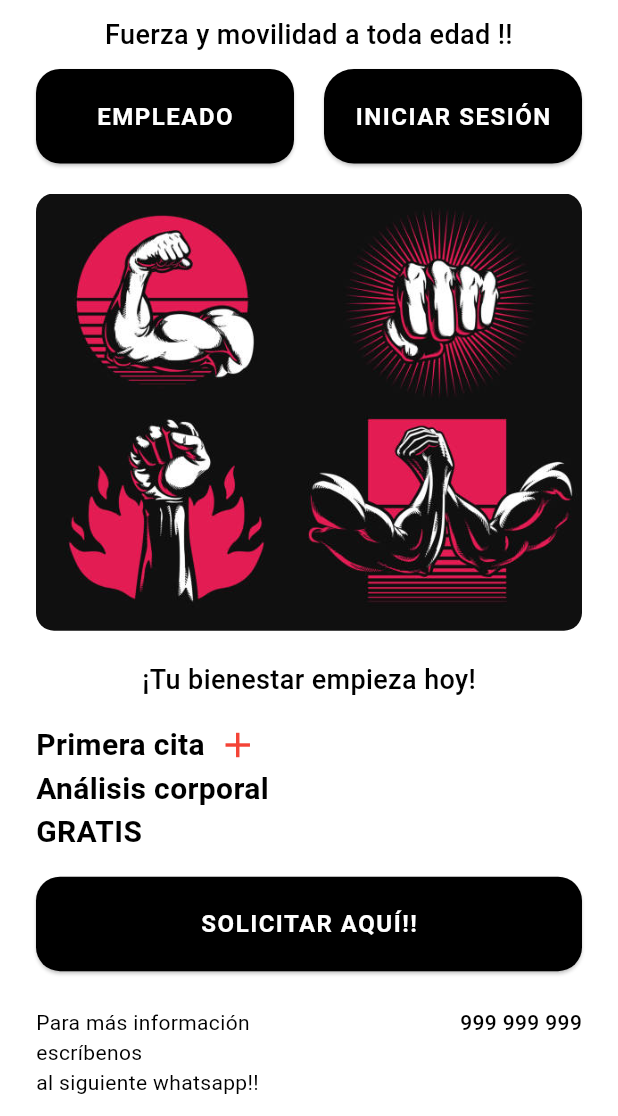
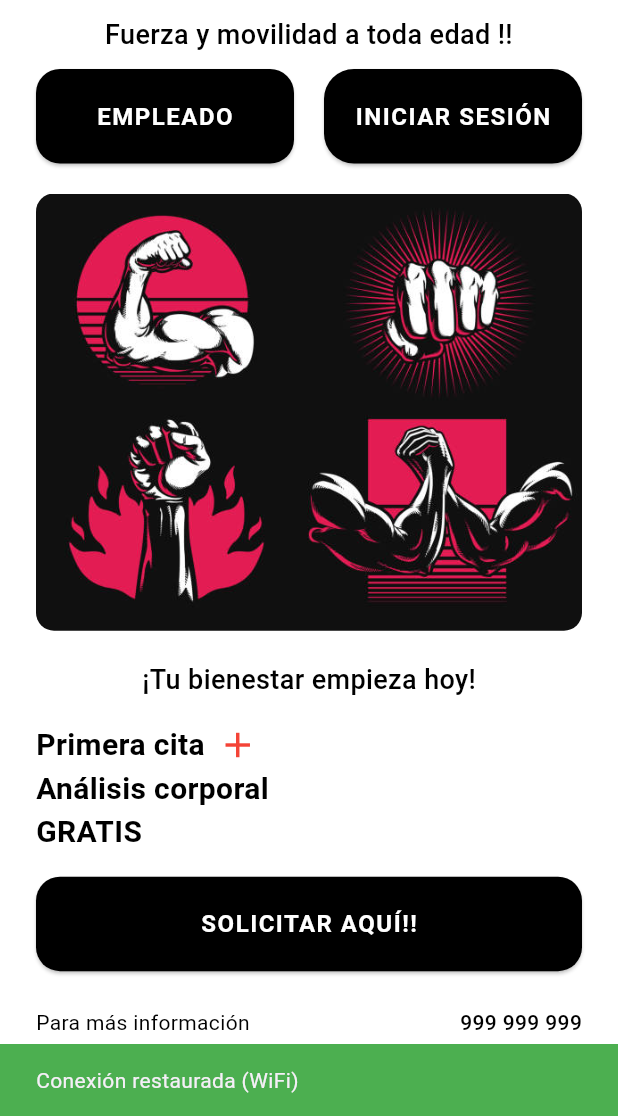
Before and after one commit to DevSaul17/Figthters_gym_app1, a Flutter app: the first screen one second after launch, on a phone screen of 412 x 824 dp, the part 120-1236 px from its top. Run offline on Flutter 3.47's test engine with Material 3 defaults, Android fonts, the light colour scheme and no system bars; our stand-ins replace cloud_firestore, connectivity_plus, firebase_auth, firebase_core, shared_preferences; accounts and stored records are empty; network calls fail; Roboto replaces fonts that are missing (Arial).

Commit message:
manejo de estados de conexion

```diff
--- a/lib/main.dart
+++ b/lib/main.dart
@@ -1,13 +1,23 @@
 import 'package:flutter/material.dart';
 import 'package:firebase_core/firebase_core.dart';
 import 'package:firebase_auth/firebase_auth.dart';
+import 'package:cloud_firestore/cloud_firestore.dart';
 import 'home_screen.dart';
 import 'constants.dart';
+import 'widgets/connectivity_wrapper.dart';
 
 Future<void> main() async {
   WidgetsFlutterBinding.ensureInitialized();
   try {
     await Firebase.initializeApp();
+
+    // Habilitar persistencia offline de Firestore
+    FirebaseFirestore.instance.settings = const Settings(
+      persistenceEnabled: true,
+      cacheSizeBytes: Settings.CACHE_SIZE_UNLIMITED,
+    );
+    debugPrint('Firestore offline persistence enabled');
+
     // Sign in anonymously so Firestore operations work when rules require auth
     try {
       await FirebaseAuth.instance.signInAnonymously();
@@ -32,7 +42,7 @@ class MainApp extends StatelessWidget {
     return MaterialApp(
       title: AppTexts.appTitle,
       theme: ThemeData(primarySwatch: Colors.red, fontFamily: 'Arial'),
-      home: const HomeScreen(),
+      home: const ConnectivityWrapper(child: HomeScreen()),
       debugShowCheckedModeBanner: false,
     );
   }
--- /dev/null
+++ b/lib/widgets/connectivity_wrapper.dart
@@ -0,0 +1,120 @@
+import 'dart:async';
+import 'package:flutter/material.dart';
+import 'package:connectivity_plus/connectivity_plus.dart';
+import '../services/connectivity_service.dart';
+
+class ConnectivityWrapper extends StatefulWidget {
+  final Widget child;
+
+  const ConnectivityWrapper({super.key, required this.child});
+
+  @override
+  State<ConnectivityWrapper> createState() => _ConnectivityWrapperState();
+}
+
+class _ConnectivityWrapperState extends State<ConnectivityWrapper> {
+  final ConnectivityService _connectivityService = ConnectivityService();
+  late StreamSubscription<ConnectivityResult> _connectivitySubscription;
+  bool _isConnected = true;
+
+  @override
+  void initState() {
+    super.initState();
+    _checkInitialConnection();
+    _subscribeToConnectivityChanges();
+  }
+
+  // Verificar estado de conexión inicial
+  Future<void> _checkInitialConnection() async {
+    final isConnected = await _connectivityService.isConnected();
+
+    if (mounted) {
+      setState(() {
+        _isConnected = isConnected;
+      });
+    }
+  } // Suscribirse a cambios de conectividad
+
+  void _subscribeToConnectivityChanges() {
+    _connectivitySubscription = _connectivityService.onConnectivityChanged
+        .listen((ConnectivityResult result) async {
+          final isConnected = result != ConnectivityResult.none;
+          final connectionType = await _connectivityService.getConnectionType();
+
+          if (mounted) {
+            setState(() {
+              _isConnected = isConnected;
+            });
+
+            // Mostrar mensaje cuando se recupera la conexión
+            if (isConnected) {
+              ScaffoldMessenger.of(context).showSnackBar(
+                SnackBar(
+                  content: Text('Conexión restaurada ($connectionType)'),
+                  backgroundColor: Colors.green,
+                  duration: const Duration(seconds: 2),
+                ),
+              );
+            }
+          }
+        });
+  }
+
+  @override
+  void dispose() {
+    _connectivitySubscription.cancel();
+    super.dispose();
+  }
+
+  @override
+  Widget build(BuildContext context) {
+    return Column(
+      children: [
+        // Banner de estado de conexión
+        if (!_isConnected)
+          Container(
+            width: double.infinity,
+            padding: const EdgeInsets.symmetric(vertical: 12),
+            decoration: BoxDecoration(
+              color: Colors.grey[800],
+              boxShadow: [
+                BoxShadow(
+                  // ignore: deprecated_member_use
+                  color: Colors.black.withOpacity(0.3),
+                  blurRadius: 4,
+                  offset: const Offset(0, 2),
+                ),
+              ],
+            ),
+            child: Row(
+              mainAxisAlignment: MainAxisAlignment.center,
+              children: [
+                SizedBox(
+                  width: 18,
+                  height: 18,
+                  child: CircularProgressIndicator(
+                    strokeWidth: 2,
+                    valueColor: AlwaysStoppedAnimation<Color>(
+                      Colors.grey[400]!,
+                    ),
+                  ),
+                ),
+                const SizedBox(width: 12),
+                Text(
+                  'Sin conexión a internet',
+                  style: TextStyle(
+                    color: Colors.grey[300],
+                    fontWeight: FontWeight.w600,
+                    fontSize: 14,
+                  ),
+                ),
+              ],
+            ),
+          ),
+
+        // Contenido principal de la app
+        Expanded(child: widget.child),
+      ],
+    );
+  }
+}
--- a/pubspec.yaml
+++ b/pubspec.yaml
@@ -15,6 +15,7 @@ dependencies:
   intl: ^0.18.1
   crypto: ^3.0.3
   shared_preferences: ^2.2.2
+  connectivity_plus: ^5.0.2
 
 dev_dependencies:
   flutter_test:
```
Also changed, not shown: lib/services/connectivity_service.dart (added, +37 -0 lines), pubspec.lock, 4 other files.
